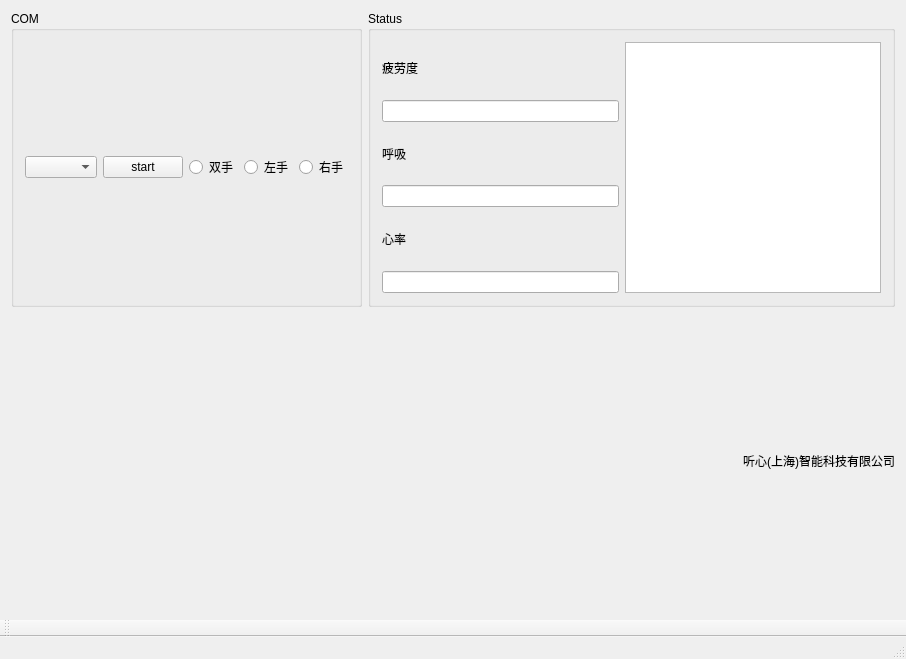
countrymarmot/ecgChart, file QtApp/QtApp.ui: the form before one commit.
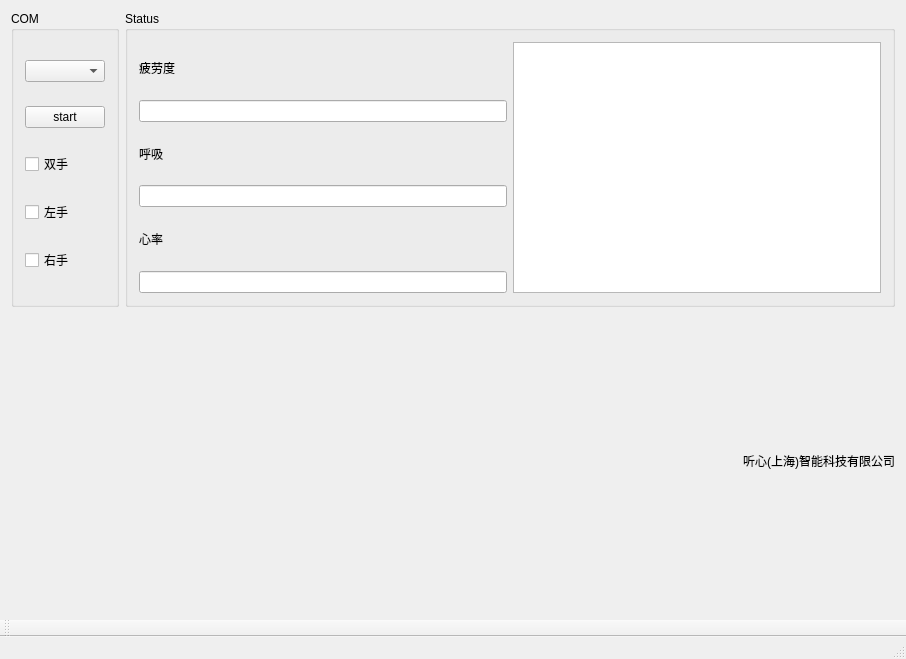
The form after the commit.

The edit to the form file:
```diff
--- a/QtApp/QtApp.ui
+++ b/QtApp/QtApp.ui
@@ -22,7 +22,7 @@
         <property name="title">
          <string>COM</string>
         </property>
-        <layout class="QHBoxLayout" name="horizontalLayout_3">
+        <layout class="QVBoxLayout" name="verticalLayout_2">
          <item>
           <widget class="QComboBox" name="COMComboBox"/>
          </item>
@@ -34,21 +34,21 @@
           </widget>
          </item>
          <item>
-          <widget class="QRadioButton" name="radioButton_both">
+          <widget class="QCheckBox" name="checkBoxBoth">
            <property name="text">
             <string>双手</string>
            </property>
           </widget>
          </item>
          <item>
-          <widget class="QRadioButton" name="radioButton_left">
+          <widget class="QCheckBox" name="checkBoxLeft">
            <property name="text">
             <string>左手</string>
            </property>
           </widget>
          </item>
          <item>
-          <widget class="QRadioButton" name="radioButton_right">
+          <widget class="QCheckBox" name="checkBoxRight">
            <property name="text">
             <string>右手</string>
            </property>
```
Left out of the diff: 1 changed line with no effect on the pictures.
